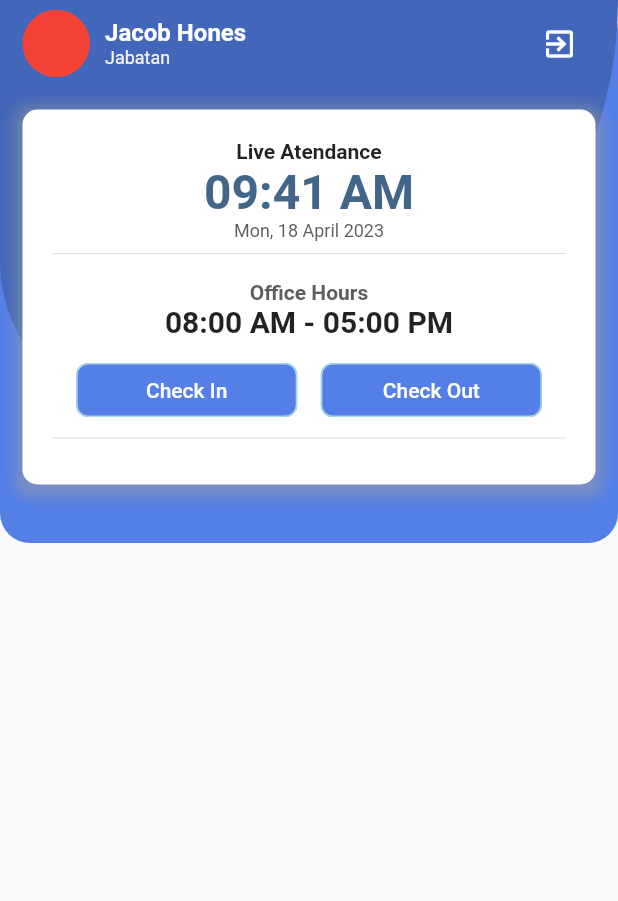
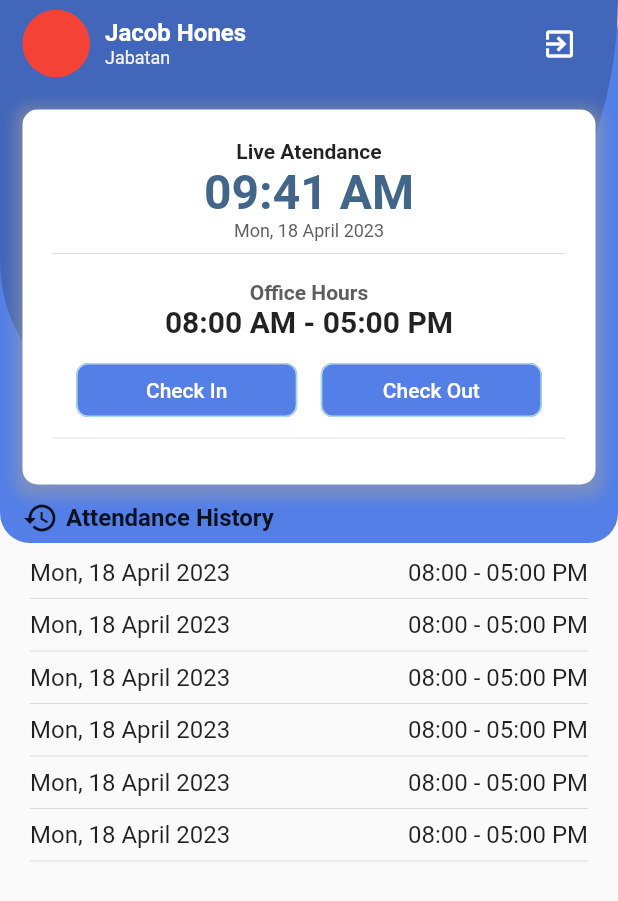
Before and after one commit to thehighnessputtra/YxG-Absen, a Flutter app: the HomePage screen opened directly, on a phone screen of 412 x 824 dp. Shown: the top 901 px of the screen. Run offline on Flutter 3.47's test engine with Material 2 defaults, Android fonts, the phone set to English and light mode, and no system bars; our stand-ins replace firebase_auth, firebase_core, shared_preferences; accounts and stored records are empty.

Commit message:
update Home Page UI

```diff
--- a/lib/pages/home_page/home_page.dart
+++ b/lib/pages/home_page/home_page.dart
@@ -22,6 +22,7 @@ class _HomePageState extends State<HomePage> {
       // backgroundColor: Colors,
       body: SafeArea(
         child: SingleChildScrollView(
+          physics: BouncingScrollPhysics(),
           child: Column(
             children: [
               Stack(
@@ -170,10 +171,59 @@ class _HomePageState extends State<HomePage> {
                                   ),
                                 ],
                               ),
-                              Divider()
+                              Divider(),
                             ],
                           ),
                         ),
+                        const SizedBox(
+                          height: 10.0,
+                        ),
+                        Row(
+                          children: [
+                            Icon(Icons.history_outlined),
+                            const SizedBox(
+                              width: 5.0,
+                            ),
+                            Text(
+                              "Attendance History",
+                              style: TextStyle(
+                                  fontWeight: FontWeight.w700, fontSize: 16),
+                            ),
+                          ],
+                        ),
+                        const SizedBox(
+                          height: 15.0,
+                        ),
+                        ListView.builder(
+                          padding: EdgeInsets.symmetric(horizontal: 5),
+                          shrinkWrap: true,
+                          itemCount: 6,
+                          itemBuilder: (context, index) {
+                            return Column(
+                              children: [
+                                Row(
+                                  mainAxisAlignment:
+                                      MainAxisAlignment.spaceBetween,
+                                  children: [
+                                    Text(
+                                      "Mon, 18 April 2023",
+                                      style: TextStyle(
+                                        fontSize: 16,
+                                      ),
+                                    ),
+                                    Text(
+                                      "08:00 - 05:00 PM",
+                                      style: TextStyle(
+                                        fontSize: 16,
+                                      ),
+                                    ),
+                                  ],
+                                ),
+                                Divider()
+                              ],
+                            );
+                          },
+                        )
                       ],
                     ),
                   ),
```
